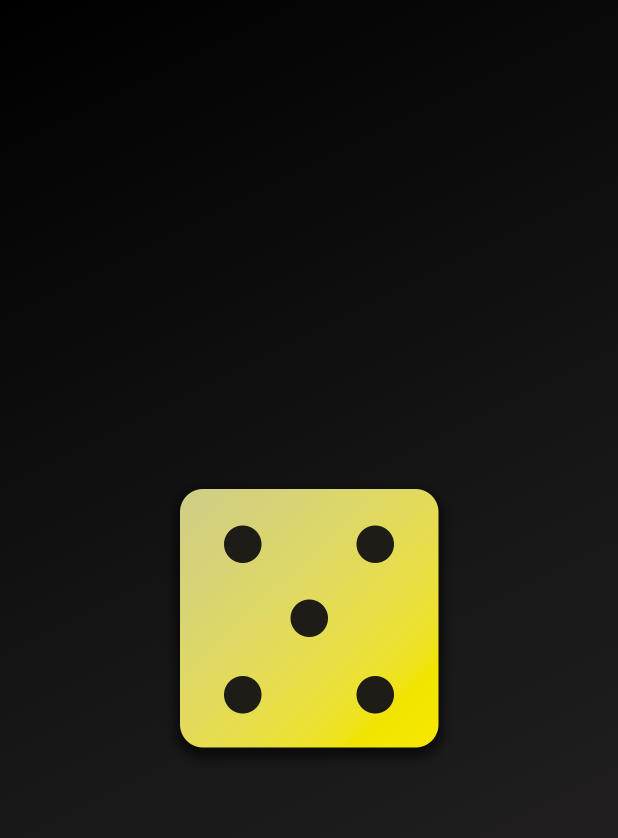
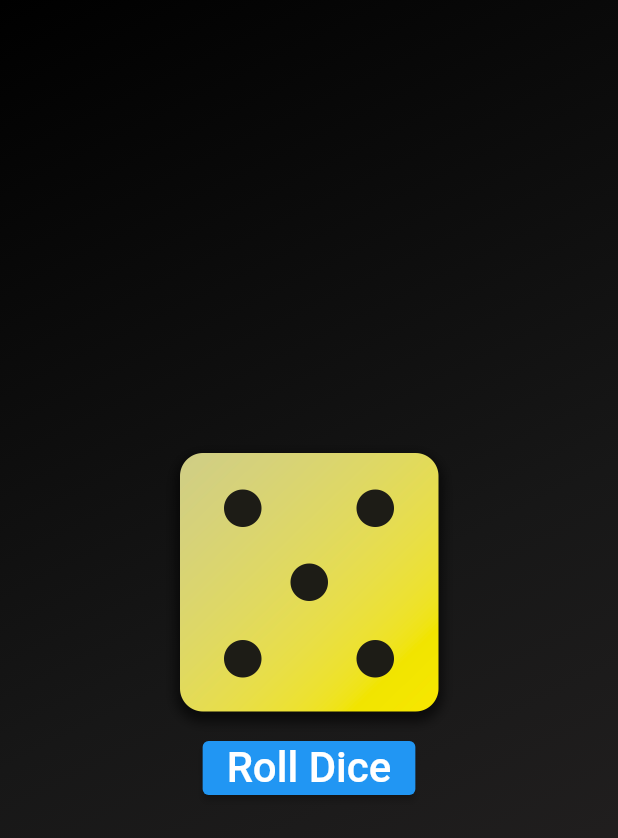
Before and after one commit to satyajeetmanu/dice_roller_flutter, a Flutter app: the screen it shows after launch, on a phone screen of 412 x 824 dp. Shown: the top 838 px of the screen. Run offline on Flutter 3.47's test engine with Material 2 defaults, Android fonts, the phone set to English and light mode, and no system bars.

Commit message:
added a button saying roll dice

```diff
--- a/lib/gradient_container.dart
+++ b/lib/gradient_container.dart
@@ -16,9 +16,18 @@ class GradientContainer extends StatelessWidget {
         ),
       ),
       child: Center(
-        child: Image.asset(
-          'assets/images/dice-5.png',
-          width: 200,
+        child: Column(
+          mainAxisSize: MainAxisSize.min,
+          children: [
+            Image.asset(
+              'assets/images/dice-5.png',
+              width: 200,
+            ),
+            ElevatedButton(
+              onPressed: () {},
+              child: const StyledText('Roll Dice'),
+            ),
+          ],
         ),
       ),
     );
```
